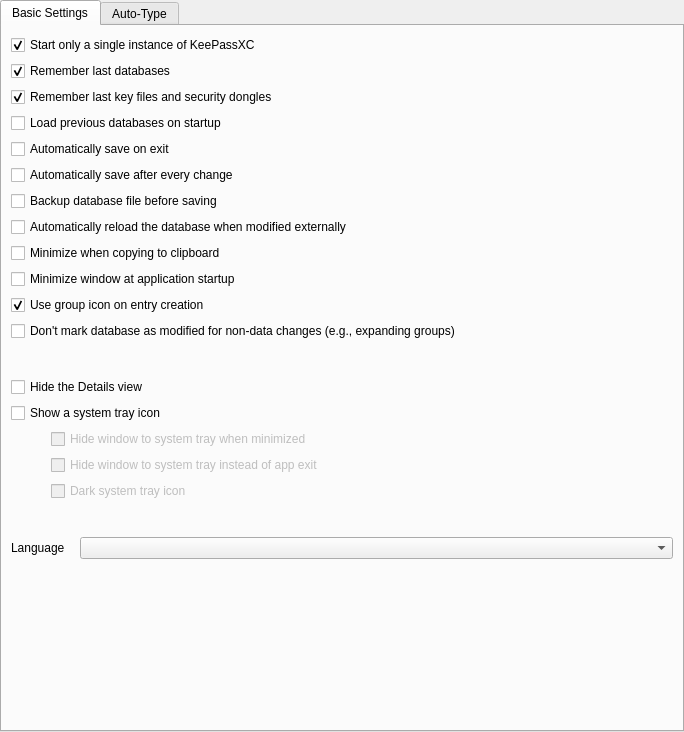
Old version of the form src/gui/SettingsWidgetGeneral.ui in the repository keepassxreboot/keepassxc.
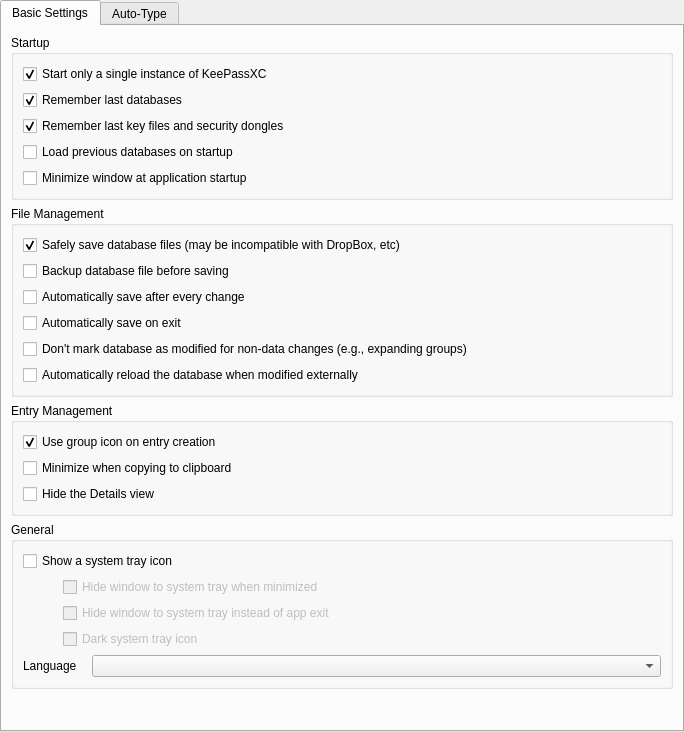
New version of the form. Custom widgets are drawn as their Qt base class.

Commit message:
After 3 failed saves, offer to disable safe saves
* User is prompted to disable safe saves after three failed attempts
* Completely retooled basic settings to group settings logically
* Added setting for "atomic saves"

What changed in the file:
```diff
--- a/src/gui/SettingsWidgetGeneral.ui
+++ b/src/gui/SettingsWidgetGeneral.ui
@@ -34,6 +34,12 @@
       </attribute>
       <layout class="QVBoxLayout" name="verticalLayout">
        <item>
+        <widget class="QGroupBox" name="startupGroup">
+         <property name="title">
+          <string>Startup</string>
+         </property>
+         <layout class="QVBoxLayout" name="verticalLayout_4">
+          <item>
         <widget class="QCheckBox" name="singleInstanceCheckBox">
          <property name="text">
           <string>Start only a single instance of KeePassXC</string>
@@ -71,16 +77,28 @@
         </widget>
        </item>
        <item>
-        <widget class="QCheckBox" name="autoSaveOnExitCheckBox">
+           <widget class="QCheckBox" name="systrayMinimizeOnStartup">
          <property name="text">
-          <string>Automatically save on exit</string>
+             <string>Minimize window at application startup</string>
          </property>
         </widget>
        </item>
+         </layout>
+        </widget>
+       </item>
        <item>
-        <widget class="QCheckBox" name="autoSaveAfterEveryChangeCheckBox">
+        <widget class="QGroupBox" name="saveGroup">
+         <property name="title">
+          <string>File Management</string>
+         </property>
+         <layout class="QVBoxLayout" name="verticalLayout_5">
+          <item>
+           <widget class="QCheckBox" name="useAtomicSavesCheckBox">
          <property name="text">
-          <string>Automatically save after every change</string>
+             <string>Safely save database files (may be incompatible with DropBox, etc)</string>
+            </property>
+            <property name="checked">
+             <bool>true</bool>
          </property>
         </widget>
        </item>
@@ -91,6 +109,27 @@
          </property>
         </widget>
        </item>
+          <item>
+           <widget class="QCheckBox" name="autoSaveAfterEveryChangeCheckBox">
+            <property name="text">
+             <string>Automatically save after every change</string>
+            </property>
+           </widget>
+          </item>
+          <item>
+           <widget class="QCheckBox" name="autoSaveOnExitCheckBox">
+            <property name="text">
+             <string>Automatically save on exit</string>
+            </property>
+           </widget>
+          </item>
+          <item>
+           <widget class="QCheckBox" name="ignoreGroupExpansionCheckBox">
+            <property name="text">
+             <string>Don't mark database as modified for non-data changes (e.g., expanding groups)</string>
+            </property>
+           </widget>
+          </item>
        <item>
         <widget class="QCheckBox" name="autoReloadOnChangeCheckBox">
          <property name="text">
@@ -98,20 +137,15 @@
          </property>
         </widget>
        </item>
-       <item>
-        <widget class="QCheckBox" name="minimizeOnCopyCheckBox">
-         <property name="text">
-          <string>Minimize when copying to clipboard</string>
-         </property>
+         </layout>
         </widget>
        </item>
        <item>
-        <widget class="QCheckBox" name="systrayMinimizeOnStartup">
-         <property name="text">
-          <string>Minimize window at application startup</string>
+        <widget class="QGroupBox" name="entryGroup">
+         <property name="title">
+          <string>Entry Management</string>
          </property>
-        </widget>
-       </item>
+         <layout class="QVBoxLayout" name="verticalLayout_6">
        <item>
         <widget class="QCheckBox" name="useGroupIconOnEntryCreationCheckBox">
          <property name="text">
@@ -123,9 +157,32 @@
         </widget>
        </item>
        <item>
-        <widget class="QCheckBox" name="ignoreGroupExpansionCheckBox">
+           <widget class="QCheckBox" name="minimizeOnCopyCheckBox">
          <property name="text">
-          <string>Don't mark database as modified for non-data changes (e.g., expanding groups)</string>
+             <string>Minimize when copying to clipboard</string>
+            </property>
+           </widget>
+          </item>
+          <item>
+           <widget class="QCheckBox" name="detailsHideCheckBox">
+            <property name="text">
+             <string>Hide the Details view</string>
+            </property>
+           </widget>
+          </item>
+         </layout>
+        </widget>
+       </item>
+       <item>
+        <widget class="QGroupBox" name="generalGroup">
+         <property name="title">
+          <string>General</string>
+         </property>
+         <layout class="QVBoxLayout" name="verticalLayout_7">
+          <item>
+           <widget class="QCheckBox" name="systrayShowCheckBox">
+            <property name="text">
+             <string>Show a system tray icon</string>
          </property>
         </widget>
        </item>
@@ -144,36 +201,6 @@
           <property name="bottomMargin">
            <number>0</number>
           </property>
-          <item>
-           <spacer name="verticalSpacer">
-            <property name="orientation">
-             <enum>Qt::Vertical</enum>
-            </property>
-            <property name="sizeType">
-             <enum>QSizePolicy::Fixed</enum>
-            </property>
-            <property name="sizeHint" stdset="0">
-             <size>
-              <width>20</width>
-              <height>30</height>
-             </size>
-            </property>
-           </spacer>
-          </item>
-          <item>
-           <widget class="QCheckBox" name="detailsHideCheckBox">
-            <property name="text">
-             <string>Hide the Details view</string>
-            </property>
-           </widget>
-          </item>
-          <item>
-           <widget class="QCheckBox" name="systrayShowCheckBox">
-            <property name="text">
-             <string>Show a system tray icon</string>
-            </property>
-           </widget>
-          </item>
           <item>
            <layout class="QHBoxLayout" name="horizontalLayout_2">
             <property name="spacing">
@@ -291,22 +318,6 @@
          </layout>
         </widget>
        </item>
-       <item>
-        <spacer name="trayIconSpacer_2">
-         <property name="orientation">
-          <enum>Qt::Vertical</enum>
-         </property>
-         <property name="sizeType">
-          <enum>QSizePolicy::Fixed</enum>
-         </property>
-         <property name="sizeHint" stdset="0">
-          <size>
-           <width>20</width>
-           <height>30</height>
-          </size>
-         </property>
-        </spacer>
-       </item>
        <item>
         <layout class="QHBoxLayout" name="languageLabelLayout_2">
          <property name="spacing">
@@ -336,6 +347,9 @@
           </widget>
          </item>
         </layout>
+          </item>
+         </layout>
+        </widget>
        </item>
        <item>
         <spacer name="verticalSpacer_2">
```
Lines whose indentation alone changed are shown as unchanged. The commit also changes 6 other files.
